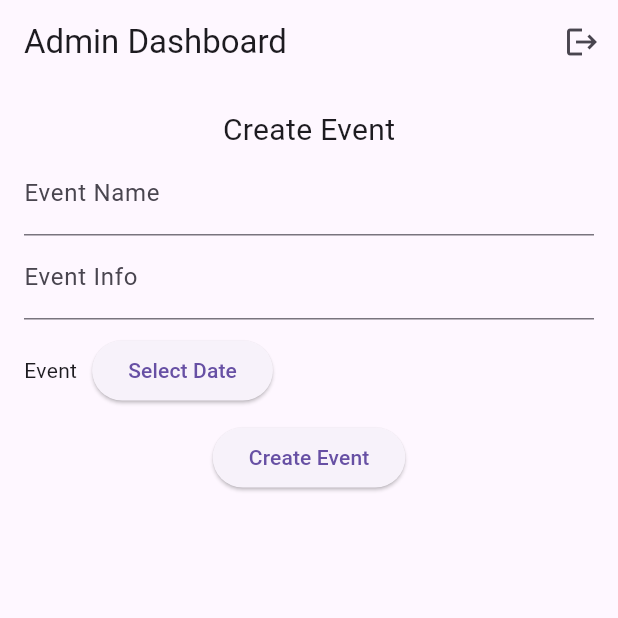
After one commit to Microsoft666666/fin_mentor, a Flutter app: the AdminDashboard screen opened directly, on a phone screen of 412 x 824 dp, the top half of it. The commit adds this screen. Run offline on Flutter 3.47's test engine with Material 3 defaults, Android fonts, the phone set to English and light mode, and no system bars; our stand-ins replace cloud_firestore, firebase_auth, firebase_core, shared_preferences; accounts and stored records are empty.

Commit message:
Event added

```diff
--- /dev/null
+++ b/lib/admin_dashboard.dart
@@ -0,0 +1,42 @@
+// admin_dashboard.dart
+import 'package:fin_mentor/loginPage.dart';
+import 'package:firebase_auth/firebase_auth.dart';
+import 'package:flutter/material.dart';
+import 'package:fin_mentor/event_form.dart';
+import 'package:fin_mentor/event_list_admin.dart';
+import 'components/authentication.dart';
+
+class AdminDashboard extends StatelessWidget {
+  const AdminDashboard({Key? key}) : super(key: key);
+
+  void _logout(BuildContext context) async {
+    AuthenticationHelper().isAdmin = false;
+    await FirebaseAuth.instance.signOut();
+    Navigator.pushAndRemoveUntil(
+      context,
+      MaterialPageRoute(builder: (context) => LoginPage()),
+          (Route<dynamic> route) => false,
+    );
+  }
+
+  @override
+  Widget build(BuildContext context) {
+    return Scaffold(
+      appBar: AppBar(
+        title: Text('Admin Dashboard'),
+        actions: [
+          IconButton(
+            icon: Icon(Icons.logout),
+            onPressed: () => _logout(context),
+          ),
+        ],
+      ),
+      body: Column(
+        children: [
+          Expanded(child: EventForm()),
+          Expanded(child: EventListAdmin()),
+        ],
+      ),
+    );
+  }
+}
--- /dev/null
+++ b/lib/event_form.dart
@@ -0,0 +1,86 @@
+// event_form.dart
+import 'package:flutter/material.dart';
+import 'package:cloud_firestore/cloud_firestore.dart';
+
+class EventForm extends StatefulWidget {
+  @override
+  _EventFormState createState() => _EventFormState();
+}
+
+class _EventFormState extends State<EventForm> {
+  final _formKey = GlobalKey<FormState>();
+  String _name = '';
+  String _info = '';
+  DateTime _date = DateTime.now();
+
+  Future<void> _submit() async {
+    if (_formKey.currentState!.validate()) {
+      _formKey.currentState!.save();
+      await FirebaseFirestore.instance.collection('events').add({
+        'name': _name,
+        'info': _info,
+        'date': _date.millisecondsSinceEpoch,
+        'signUps': [],
+      });
+      ScaffoldMessenger.of(context).showSnackBar(
+        SnackBar(content: Text('Event Created')),
+      );
+      _formKey.currentState!.reset();
+    }
+  }
+
+  Future<void> _pickDate() async {
+    DateTime? selected = await showDatePicker(
+      context: context,
+      initialDate: _date,
+      firstDate: DateTime.now(),
+      lastDate: DateTime(2100),
+    );
+    if (selected != null && selected != _date) {
+      setState(() {
+        _date = selected;
+      });
+    }
+  }
+
+  @override
+  Widget build(BuildContext context) {
+    return SingleChildScrollView(
+      padding: EdgeInsets.all(16),
+      child: Form(
+        key: _formKey,
+        child: Column(
+          children: [
+            Text('Create Event', style: TextStyle(fontSize: 20)),
+            TextFormField(
+              decoration: InputDecoration(labelText: 'Event Name'),
+              validator: (value) => value!.isEmpty ? 'Enter event name' : null,
+              onSaved: (value) => _name = value!,
+            ),
+            TextFormField(
+              decoration: InputDecoration(labelText: 'Event Info'),
+              validator: (value) => value!.isEmpty ? 'Enter event info' : null,
+              onSaved: (value) => _info = value!,
+            ),
+            SizedBox(height: 10),
+            Row(
+              children: [
+                Text('Event Date: ${_date.toLocal()}'.split(' ')[0]),
+                SizedBox(width: 10),
+                ElevatedButton(
+                  onPressed: _pickDate,
+                  child: Text('Select Date'),
+                ),
+              ],
+            ),
+            SizedBox(height: 10),
+            ElevatedButton(
+              onPressed: _submit,
+              child: Text('Create Event'),
+            ),
+          ],
+        ),
+      ),
+    );
+  }
+}
--- /dev/null
+++ b/lib/event_list_admin.dart
@@ -0,0 +1,29 @@
+// event_list_admin.dart
+import 'package:flutter/material.dart';
+import 'package:cloud_firestore/cloud_firestore.dart';
+
+class EventListAdmin extends StatelessWidget {
+  const EventListAdmin({Key? key}) : super(key: key);
+
+  @override
+  Widget build(BuildContext context) {
+    return StreamBuilder<QuerySnapshot>(
+      stream: FirebaseFirestore.instance.collection('events').orderBy('date').snapshots(),
+      builder: (context, snapshot) {
+        if (!snapshot.hasData) return Center(child: CircularProgressIndicator());
+        final events = snapshot.data!.docs;
+        return ListView.builder(
+          itemCount: events.length,
+          itemBuilder: (context, index) {
+            DocumentSnapshot event = events[index];
+            List<dynamic> signUps = event['signUps'] ?? [];
+            return ListTile(
+              title: Text(event['name']),
+              subtitle: Text('Sign-Ups: ${signUps.length}'),
+            );
+          },
+        );
+      },
+    );
+  }
+}
--- /dev/null
+++ b/lib/event_list_useer.dart
@@ -0,0 +1,45 @@
+// event_list_user.dart
+import 'package:flutter/material.dart';
+import 'package:cloud_firestore/cloud_firestore.dart';
+import 'components/authentication.dart';
+
+class EventListUser extends StatelessWidget {
+  const EventListUser({Key? key}) : super(key: key);
+
+  @override
+  Widget build(BuildContext context) {
+    String userId = AuthenticationHelper().uid;
+    return StreamBuilder<QuerySnapshot>(
+      stream: FirebaseFirestore.instance.collection('events').orderBy('date').snapshots(),
+      builder: (context, snapshot) {
+        if (!snapshot.hasData) return Center(child: CircularProgressIndicator());
+        final events = snapshot.data!.docs;
+        return ListView.builder(
+          itemCount: events.length,
+          itemBuilder: (context, index) {
+            DocumentSnapshot event = events[index];
+            List<dynamic> signUps = event['signUps'] ?? [];
+            bool isSignedUp = signUps.contains(userId);
+            return ListTile(
+              title: Text(event['name']),
+              subtitle: Text(event['info']),
+              trailing: ElevatedButton(
+                onPressed: isSignedUp
+                    ? null
+                    : () async {
+                  await FirebaseFirestore.instance.collection('events').doc(event.id).update({
+                    'signUps': FieldValue.arrayUnion([userId]),
+                  });
+                  ScaffoldMessenger.of(context).showSnackBar(
+                    SnackBar(content: Text('Signed up for event')),
+                  );
+                },
+                child: Text(isSignedUp ? 'Signed Up' : 'Sign Up'),
+              ),
+            );
+          },
+        );
+      },
+    );
+  }
+}
--- a/pubspec.yaml
+++ b/pubspec.yaml
@@ -39,6 +39,7 @@ dependencies:
   firebase_auth: ^5.3.1
   cloud_firestore: ^5.4.4
   shared_preferences: ^2.3.2
+  provider: ^6.1.2
 
 dev_dependencies:
   flutter_test:
```
Also changed, not shown: lib/components/authentication.dart (+97 -44 lines), lib/loginPage.dart (+22 -17 lines), lib/main.dart (+44 -19 lines), lib/signupPage.dart (+35 -15 lines), lib/user_dashboard.dart (added, +36 -0 lines), pubspec.lock.
